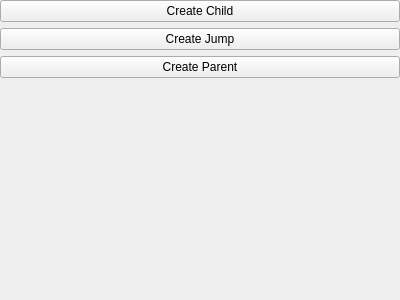
The window that plugins/brain.toolbox.quick/widget.ui (aleksey-leontiev/sarasvati) describes before a commit, drawn with Qt 5.
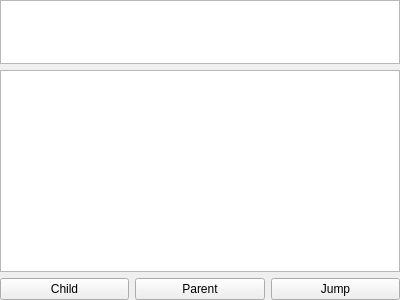
The same window after the commit.

Commit message: basic edit node functionality

```diff
--- a/plugins/brain.toolbox.quick/widget.ui
+++ b/plugins/brain.toolbox.quick/widget.ui
@@ -13,7 +13,7 @@
   <property name="windowTitle">
    <string>Form</string>
   </property>
-  <layout class="QGridLayout" name="gridLayout">
+  <layout class="QVBoxLayout" name="verticalLayout">
    <property name="leftMargin">
     <number>0</number>
    </property>
@@ -26,39 +26,46 @@
    <property name="bottomMargin">
     <number>0</number>
    </property>
-   <item row="3" column="0">
-    <spacer name="verticalSpacer">
-     <property name="orientation">
-      <enum>Qt::Vertical</enum>
-     </property>
-     <property name="sizeHint" stdset="0">
+   <item>
+    <widget class="QTextEdit" name="title">
+     <property name="maximumSize">
       <size>
-       <width>20</width>
-       <height>40</height>
+       <width>16777215</width>
+       <height>64</height>
       </size>
      </property>
-    </spacer>
-   </item>
-   <item row="1" column="0">
-    <widget class="QPushButton" name="createJumpButton">
-     <property name="text">
-      <string>Create Jump</string>
-     </property>
     </widget>
    </item>
-   <item row="0" column="0">
+   <item>
+    <widget class="QTextEdit" name="description"/>
+   </item>
+   <item>
+    <layout class="QHBoxLayout" name="buttonsLayout">
+     <item>
     <widget class="QPushButton" name="createChildButton">
      <property name="text">
-      <string>Create Child</string>
+        <string>Child</string>
      </property>
     </widget>
    </item>
-   <item row="2" column="0">
+     <item>
     <widget class="QPushButton" name="createParentButton">
      <property name="text">
-      <string>Create Parent</string>
-     </property>
-    </widget>
+        <string>Parent</string>
+       </property>
+       <property name="flat">
+        <bool>false</bool>
+       </property>
+      </widget>
+     </item>
+     <item>
+      <widget class="QPushButton" name="createJumpButton">
+       <property name="text">
+        <string>Jump</string>
+       </property>
+      </widget>
+     </item>
+    </layout>
    </item>
   </layout>
  </widget>
```
Lines whose indentation alone changed are shown as unchanged. The commit also changes 14 other files.
